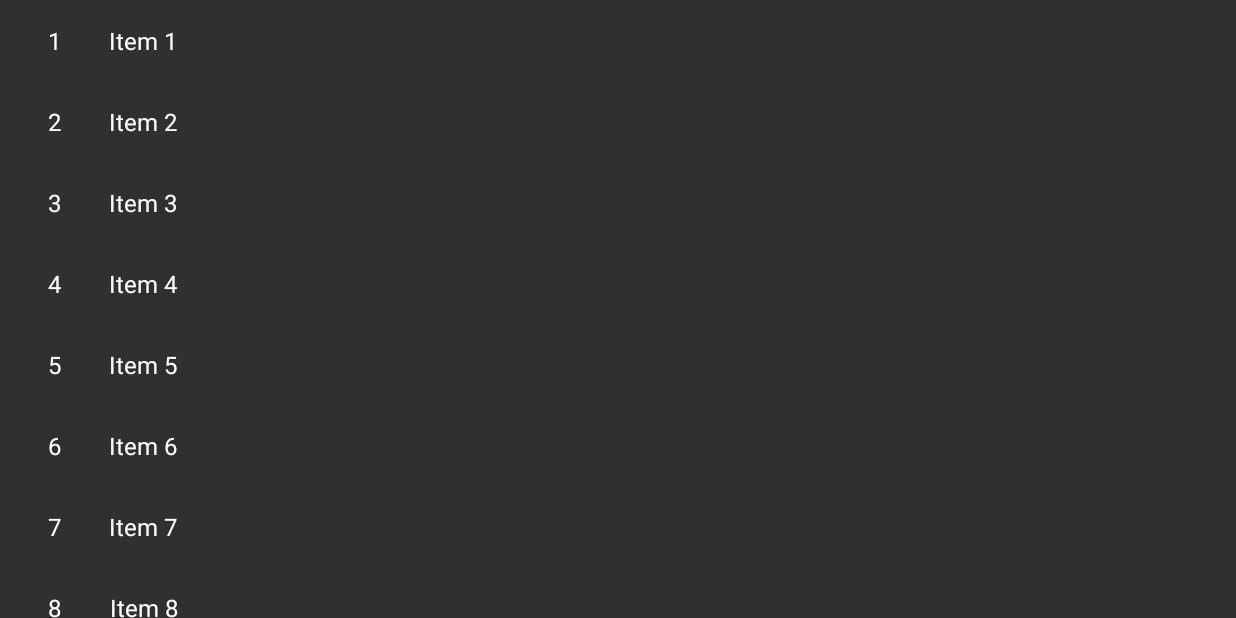
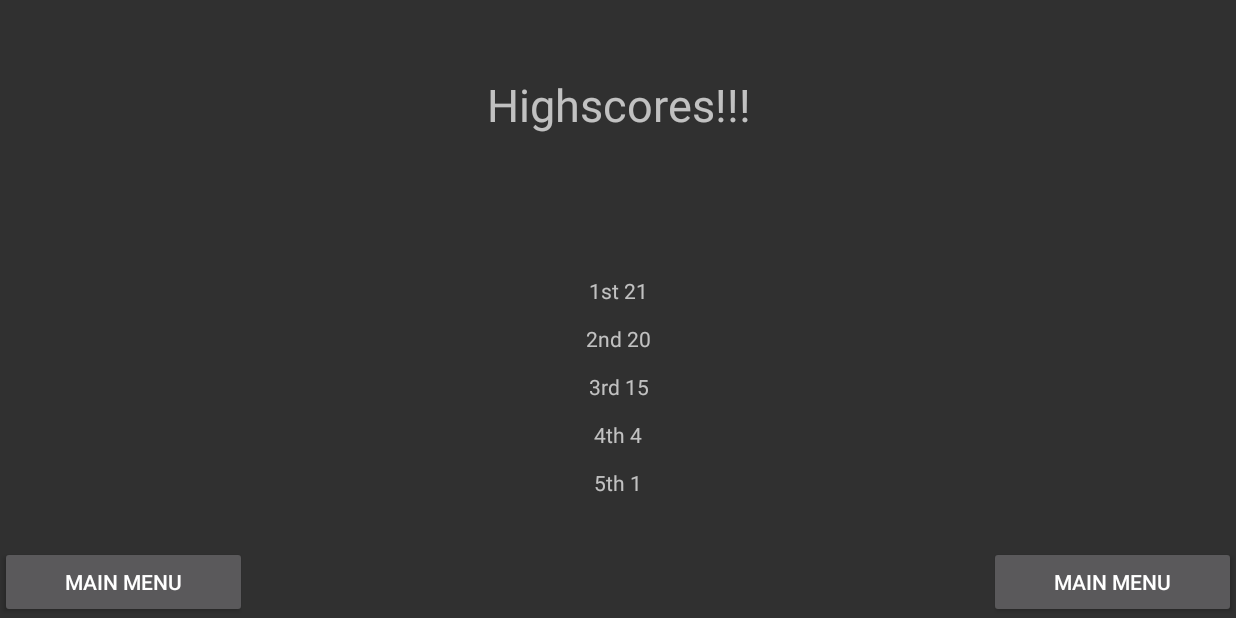
Before and after one commit to KimSatok/PotatoSaucer3000, an Android app: the screen it shows after launch (MainActivity), after a tap on "HIGHSCORES", on a phone screen of 824 x 412 dp (held sideways). Run offline under Robolectric (Android 15) with nearby library versions, the phone set to English and light mode, and no system bars.

Commit message:
Highscore display
Created Highscore screen and made it show scores saved into shared preferences

```diff
--- a/app/build.gradle
+++ b/app/build.gradle
@@ -43,6 +43,8 @@ dependencies {
     implementation 'androidx.lifecycle:lifecycle-viewmodel-ktx:2.3.1'
     implementation 'androidx.legacy:legacy-support-v4:1.0.0'
     implementation 'androidx.recyclerview:recyclerview:1.2.0'
+    implementation "com.android.support.constraint:constraint-layout:1.1.0"
+
     testImplementation 'junit:junit:4.+'
     androidTestImplementation 'androidx.test.ext:junit:1.1.3'
     androidTestImplementation 'androidx.test.espresso:espresso-core:3.4.0'
--- a/app/src/main/java/fi/ksoamk/potatosaucer3000/GameView.kt
+++ b/app/src/main/java/fi/ksoamk/potatosaucer3000/GameView.kt
@@ -1,7 +1,6 @@
 import android.app.Activity
 import android.content.Context
 import android.graphics.*
-import android.graphics.Color.BLACK
 import android.graphics.Color.WHITE
 import android.view.MotionEvent
 import android.view.View
@@ -9,6 +8,9 @@ import fi.ksoamk.potatosaucer3000.R
 
 
 class GameView(context: Context?) : View(context) {
+
+
+    var scoreupdated: Boolean = false
     var screenWidth: Int
     var screenHeight: Int
     var newWidth: Int
@@ -214,8 +216,8 @@ class GameView(context: Context?) : View(context) {
                     if (playerY < 0) {
                         playerY = 0f
                     }
-                    if (playerY > boundaryY - (player[0]!!.height*2)) {
-                        playerY = (boundaryY - (player[0]!!.height*2)).toFloat()
+                    if (playerY > boundaryY - (player[0]!!.height * 2)) {
+                        playerY = (boundaryY - (player[0]!!.height * 2)).toFloat()
                     }
                     return true
                 }
@@ -569,7 +571,8 @@ class GameView(context: Context?) : View(context) {
                 if (armorpackX < playerX + player[0]!!.width && armorpackX + armorpack[0]!!.width > playerX
                     && armorpackY < playerY + player[0]!!.height && armorpackY + armorpack[0]!!.height > playerY
                 ) {
-                    armorpackY = Math.floor(Math.random() * (screenHeight - midi[0]!!.width)).toFloat()
+                    armorpackY =
+                        Math.floor(Math.random() * (screenHeight - midi[0]!!.width)).toFloat()
                     armorpackX = screenWidth * 2.toFloat()
                     if (playerarmor < 5) {
                         playerarmor += 1
@@ -614,26 +617,50 @@ class GameView(context: Context?) : View(context) {
             }
             3 -> {
                 canvas.drawBitmap(gameover, 0f, 0f, null)
-                scoretext ="Final Score: $playerscore"
+                scoretext = "Final Score: $playerscore"
                 scoretitle = "GAME OVER"
 
-                canvas.drawText(scoretext, (screenWidth/2)-paint.measureText(scoretext), screenHeight/2.toFloat(), paint)
-                canvas.drawText(scoretitle, (screenWidth/2)-paint.measureText(scoretitle), screenHeight/2-paint.textSize*2,paint)
+                if (!scoreupdated) {
+
+                }
+
+                canvas.drawText(
+                    scoretext,
+                    (screenWidth / 2) - paint.measureText(scoretext),
+                    screenHeight / 2.toFloat(),
+                    paint
+                )
+                canvas.drawText(
+                    scoretitle,
+                    (screenWidth / 2) - paint.measureText(scoretitle),
+                    screenHeight / 2 - paint.textSize * 2,
+                    paint
+                )
             }
             4 -> {
                 canvas.drawBitmap(nextlvl, 0f, 0f, null)
                 resetPositions()
-                playerX = (screenWidth / 2)-(player[0]!!.width/2).toFloat()
-                playerY = (screenHeight / 2)+(player[0]!!.height*2).toFloat()
+                playerX = (screenWidth / 2) - (player[0]!!.width / 2).toFloat()
+                playerY = (screenHeight / 2) + (player[0]!!.height * 2).toFloat()
                 playerF++
                 if (playerF == 6) {
                     playerF = 0
                 }
                 canvas.drawBitmap(player[playerF]!!, playerX, playerY, null)
-                scoretext ="Current Score: $playerscore"
+                scoretext = "Current Score: $playerscore"
                 scoretitle = "Flying to next level"
-                canvas.drawText(scoretext, (screenWidth/2)-(paint.measureText(scoretext)/2), screenHeight/2.toFloat(), paint)
-                canvas.drawText(scoretitle, (screenWidth/2)-(paint.measureText(scoretitle)/2), screenHeight/2-paint.textSize*2,paint)
+                canvas.drawText(
+                    scoretext,
+                    (screenWidth / 2) - (paint.measureText(scoretext) / 2),
+                    screenHeight / 2.toFloat(),
+                    paint
+                )
+                canvas.drawText(
+                    scoretitle,
+                    (screenWidth / 2) - (paint.measureText(scoretitle) / 2),
+                    screenHeight / 2 - paint.textSize * 2,
+                    paint
+                )
             }
         }
 
--- a/app/src/main/java/fi/ksoamk/potatosaucer3000/MainActivity.kt
+++ b/app/src/main/java/fi/ksoamk/potatosaucer3000/MainActivity.kt
@@ -1,17 +1,33 @@
 package fi.ksoamk.potatosaucer3000
 
+import android.app.Activity
+import android.content.Context
+import android.os.Bundle
 import androidx.appcompat.app.AppCompatActivity
-import android.os.Bundle
 import androidx.fragment.app.Fragment
 import fi.ksoamk.potatosaucer3000.ui.main.MainFragment
 
+
 class MainActivity : AppCompatActivity() {
+
 
     override fun onCreate(savedInstanceState: Bundle?) {
         super.onCreate(savedInstanceState)
         setContentView(R.layout.main_activity)
+
+        val prefs = getSharedPreferences("PrefsKey", Context.MODE_PRIVATE)
+        val editor = prefs.edit()
+        val checkscores = prefs.getString("scores", "1")
+        if (checkscores == "1"){
+            editor.putString("scores", "21,1,15,20,4")
+            editor.apply()
+        }
+
         if (savedInstanceState == null) {
-            supportFragmentManager.beginTransaction().replace(R.id.fragment_container, MainFragment.newInstance()).commitNow()
+            supportFragmentManager.beginTransaction().replace(
+                R.id.fragment_container,
+                MainFragment.newInstance()
+            ).commitNow()
         }
     }
 
--- a/app/src/main/java/fi/ksoamk/potatosaucer3000/ui/main/MainFragment.kt
+++ b/app/src/main/java/fi/ksoamk/potatosaucer3000/ui/main/MainFragment.kt
@@ -27,6 +27,7 @@ class MainFragment : Fragment() {
         savedInstanceState: Bundle?
     ): View {
         val view: View = inflater.inflate(R.layout.main_fragment, container, false)
+        val lastscore = 0
 
         val intent = Intent(activity, GameActivity::class.java)
         val playbtn = view.findViewById<Button>(R.id.btnPlay)
@@ -38,7 +39,7 @@ class MainFragment : Fragment() {
         }
         //highscore button
         scorebtn.setOnClickListener{
-            (context as MainActivity).changeFragment(ScoreFragment.newInstance(1))
+            (context as MainActivity).changeFragment(ScoreFragment.newInstance(lastscore))
         }
         //quit button
         quitbtn.setOnClickListener{
@@ -51,6 +52,11 @@ class MainFragment : Fragment() {
 
 
 
+
+
+
+
+
     override fun onActivityCreated(savedInstanceState: Bundle?) {
         super.onActivityCreated(savedInstanceState)
         viewModel = ViewModelProvider(this).get(MainViewModel::class.java)
--- a/app/src/main/java/fi/ksoamk/potatosaucer3000/ui/main/MyScoreRecyclerViewAdapter.kt
+++ /dev/null
@@ -1,42 +0,0 @@
-package fi.ksoamk.potatosaucer3000.ui.main
-
-import androidx.recyclerview.widget.RecyclerView
-import android.view.LayoutInflater
-import android.view.View
-import android.view.ViewGroup
-import android.widget.TextView
-import fi.ksoamk.potatosaucer3000.R
-
-import fi.ksoamk.potatosaucer3000.ui.main.dummy.DummyContent.DummyItem
-
-/**
- * [RecyclerView.Adapter] that can display a [DummyItem].
- * TODO: Replace the implementation with code for your data type.
- */
-class MyScoreRecyclerViewAdapter(
-    private val values: List<DummyItem>
-) : RecyclerView.Adapter<MyScoreRecyclerViewAdapter.ViewHolder>() {
-
-    override fun onCreateViewHolder(parent: ViewGroup, viewType: Int): ViewHolder {
-        val view = LayoutInflater.from(parent.context)
-            .inflate(R.layout.fragment_score, parent, false)
-        return ViewHolder(view)
-    }
-
-    override fun onBindViewHolder(holder: ViewHolder, position: Int) {
-        val item = values[position]
-        holder.idView.text = item.id
-        holder.contentView.text = item.content
-    }
-
-    override fun getItemCount(): Int = values.size
-
-    inner class ViewHolder(view: View) : RecyclerView.ViewHolder(view) {
-        val idView: TextView = view.findViewById(R.id.item_number)
-        val contentView: TextView = view.findViewById(R.id.content)
-
-        override fun toString(): String {
-            return super.toString() + " '" + contentView.text + "'"
-        }
-    }
-}
--- a/app/src/main/java/fi/ksoamk/potatosaucer3000/ui/main/Score.kt
+++ /dev/null
@@ -1,5 +0,0 @@
-package fi.ksoamk.potatosaucer3000.ui.main
-
-data class Score(val name: String, val score: Int, val date: String){
-
-}
--- a/app/src/main/java/fi/ksoamk/potatosaucer3000/ui/main/ScoreFragment.kt
+++ b/app/src/main/java/fi/ksoamk/potatosaucer3000/ui/main/ScoreFragment.kt
@@ -1,65 +1,90 @@
 package fi.ksoamk.potatosaucer3000.ui.main
 
+import android.content.Context
 import android.os.Bundle
-import androidx.fragment.app.Fragment
-import androidx.recyclerview.widget.GridLayoutManager
-import androidx.recyclerview.widget.LinearLayoutManager
-import androidx.recyclerview.widget.RecyclerView
 import android.view.LayoutInflater
 import android.view.View
 import android.view.ViewGroup
 import android.widget.Button
-import android.widget.LinearLayout
+import android.widget.TextView
+import androidx.fragment.app.Fragment
 import fi.ksoamk.potatosaucer3000.MainActivity
 import fi.ksoamk.potatosaucer3000.R
-import fi.ksoamk.potatosaucer3000.ui.main.dummy.DummyContent
 
-/**
- * A fragment representing a list of Items.
- */
+
+private const val ARG_PARAM1 = "newscore"
+
+
 class ScoreFragment : Fragment() {
 
-    private var columnCount = 1
+    private var lastscore: Int? = null
+
+
 
     override fun onCreate(savedInstanceState: Bundle?) {
         super.onCreate(savedInstanceState)
+        arguments?.let {
+            lastscore = it.getInt(ARG_PARAM1)
 
-        arguments?.let {
-            columnCount = it.getInt(ARG_COLUMN_COUNT)
         }
     }
 
     override fun onCreateView(
         inflater: LayoutInflater, container: ViewGroup?,
         savedInstanceState: Bundle?
-    ): View? {
-        val view = inflater.inflate(R.layout.fragment_score_list, container, false)
+    ): View {
 
-        // Set the adapter
-        if (view is RecyclerView) {
-            with(view) {
-                layoutManager = when {
-                    columnCount <= 1 -> LinearLayoutManager(context)
-                    else -> GridLayoutManager(context, columnCount)
-                }
-                adapter = MyScoreRecyclerViewAdapter(DummyContent.ITEMS)
-            }
+        val prefs = this.requireActivity().getSharedPreferences("PrefsKey", Context.MODE_PRIVATE)
+        val scores = prefs.getString("scores", "0,0,0,0,0")
+
+        val view: View = inflater.inflate(R.layout.fragment_score, container, false)
+        val menubtn1 = view.findViewById<Button>(R.id.btnBack1)
+        val menubtn2 = view.findViewById<Button>(R.id.btnBack2)
+        val highscores = view.findViewById<TextView>(R.id.highscores)
+
+        val scoresfromemory = scores?.removeSurrounding("[","]")?.split(",")?.map {it.toInt()}
+        val sortedscores = scoresfromemory?.sortedDescending()
+
+        val newhighscores =
+                "1st ${sortedscores!![0]}\n\n" +
+                "2nd ${sortedscores[1]}\n\n" +
+                "3rd ${sortedscores[2]}\n\n" +
+                "4th ${sortedscores[3]}\n\n" +
+                "5th ${sortedscores[4]}"
+
+        highscores.text = newhighscores
+
+        menubtn1?.setOnClickListener{
+            parentFragmentManager.beginTransaction().remove(this).commit()
+            (context as MainActivity).changeFragment(MainFragment())
+
         }
+        menubtn2?.setOnClickListener{
+            parentFragmentManager.beginTransaction().remove(this).commit()
+            (context as MainActivity).changeFragment(MainFragment())
+
+        }
+        // Inflate the layout for this fragment
+
         return view
+
     }
 
     companion object {
-
-        // TODO: Customize parameter argument names
-        const val ARG_COLUMN_COUNT = "column-count"
-
-        // TODO: Customize parameter initialization
+        /**
+         * Use this factory method to create a new instance of
+         * this fragment using the provided parameters.
+         *
+         * @param newscore Parameter 1.
+         * @return A new instance of fragment ScoreFragment.
+         */
+        // TODO: Rename and change types and number of parameters
         @JvmStatic
-        fun newInstance(columnCount: Int) =
-            ScoreFragment().apply {
-                arguments = Bundle().apply {
-                    putInt(ARG_COLUMN_COUNT, columnCount)
+        fun newInstance(newscore: Int) =
+                ScoreFragment().apply {
+                    arguments = Bundle().apply {
+                        putInt(ARG_PARAM1, newscore)
+                    }
                 }
-            }
     }
 }
--- a/app/src/main/res/layout/fragment_score.xml
+++ b/app/src/main/res/layout/fragment_score.xml
@@ -1,26 +1,56 @@
 <?xml version="1.0" encoding="utf-8"?>
-<LinearLayout xmlns:android="http://schemas.android.com/apk/res/android"
 
-    android:layout_width="wrap_content"
-    android:layout_height="wrap_content"
-    android:orientation="horizontal">
+<androidx.constraintlayout.widget.ConstraintLayout xmlns:android="http://schemas.android.com/apk/res/android"
+    xmlns:app="http://schemas.android.com/apk/res-auto"
+    xmlns:tools="http://schemas.android.com/tools"
+    android:id="@+id/main"
+    android:layout_width="match_parent"
+    android:layout_height="match_parent"
+    tools:context=".ui.main.MainFragment">
 
+
+    <Button
+        android:id="@+id/btnBack1"
+        android:layout_width="0dp"
+        android:layout_height="wrap_content"
+        android:text="@string/buttontext_back"
+        app:layout_constraintBottom_toBottomOf="parent"
+        app:layout_constraintStart_toStartOf="parent"
+        app:layout_constraintWidth_percent="0.2" />
     <LinearLayout
-        android:layout_width="match_parent"
+        android:layout_width="0dp"
         android:layout_height="match_parent"
-        android:id="@+id/backtomenu">
+        app:layout_constraintEnd_toStartOf="@+id/btnBack2"
+        app:layout_constraintStart_toEndOf="@+id/btnBack1"
+        android:orientation="vertical">
         <TextView
-            android:id="@+id/item_number"
-            android:layout_width="wrap_content"
+            android:id="@+id/titlescores"
+            android:layout_width="match_parent"
+            android:layout_height="0dp"
+            android:layout_weight=".3"
+            android:gravity="center"
+            android:text="@string/scores_title"
+            android:layout_marginTop="36dp"
+            android:textSize="30sp"
+            />
+        <TextView
+            android:id="@+id/highscores"
+            android:layout_width="match_parent"
             android:layout_height="wrap_content"
-            android:layout_margin="@dimen/text_margin"
-            android:textAppearance="?attr/textAppearanceListItem" />
+            android:layout_weight=".7"
+            android:gravity="center"
+            android:text="1st 15363\n\n2nd 4362\n\n3rd 1234\n\n4th 1001\n\n5th 102"
+            />
+    </LinearLayout>
 
-        <TextView
-            android:id="@+id/content"
-            android:layout_width="wrap_content"
-            android:layout_height="wrap_content"
-            android:layout_margin="@dimen/text_margin"
-            android:textAppearance="?attr/textAppearanceListItem" />
-    </LinearLayout>
-</LinearLayout>
+    <Button
+        android:id="@+id/btnBack2"
+        android:layout_width="0dp"
+        android:layout_height="wrap_content"
+        android:text="@string/buttontext_back"
+        app:layout_constraintBottom_toBottomOf="parent"
+        app:layout_constraintEnd_toEndOf="parent"
+        app:layout_constraintWidth_percent="0.2" />
+
+
+</androidx.constraintlayout.widget.ConstraintLayout>
--- a/app/src/main/res/layout/fragment_score_list.xml
+++ /dev/null
@@ -1,13 +0,0 @@
-<?xml version="1.0" encoding="utf-8"?>
-<androidx.recyclerview.widget.RecyclerView xmlns:android="http://schemas.android.com/apk/res/android"
-    xmlns:app="http://schemas.android.com/apk/res-auto"
-    xmlns:tools="http://schemas.android.com/tools"
-    android:id="@+id/list"
-    android:name="fi.ksoamk.potatosaucer3000.ui.main.ScoreFragment"
-    android:layout_width="match_parent"
-    android:layout_height="match_parent"
-    android:layout_marginLeft="16dp"
-    android:layout_marginRight="16dp"
-    app:layoutManager="LinearLayoutManager"
-    tools:context=".ui.main.ScoreFragment"
-    tools:listitem="@layout/fragment_score" />
--- a/app/src/main/res/layout/main_fragment.xml
+++ b/app/src/main/res/layout/main_fragment.xml
@@ -13,7 +13,7 @@
         android:layout_height="wrap_content"
         android:layout_marginTop="36dp"
         android:text="@string/text_title"
-        android:textSize="30dp"
+        android:textSize="30sp"
         app:layout_constraintEnd_toEndOf="parent"
         app:layout_constraintStart_toStartOf="parent"
         app:layout_constraintTop_toTopOf="parent" />
--- a/app/src/main/res/values/strings.xml
+++ b/app/src/main/res/values/strings.xml
@@ -5,4 +5,6 @@
     <string name="buttontext_play">New Game</string>
     <string name="buttontext_highscores">Highscores</string>
     <string name="buttontext_quit">Quit</string>
+    <string name="buttontext_back">Main menu</string>
+    <string name="scores_title">Highscores!!!</string>
 </resources>
```
Lines whose indentation alone changed are shown as unchanged.
